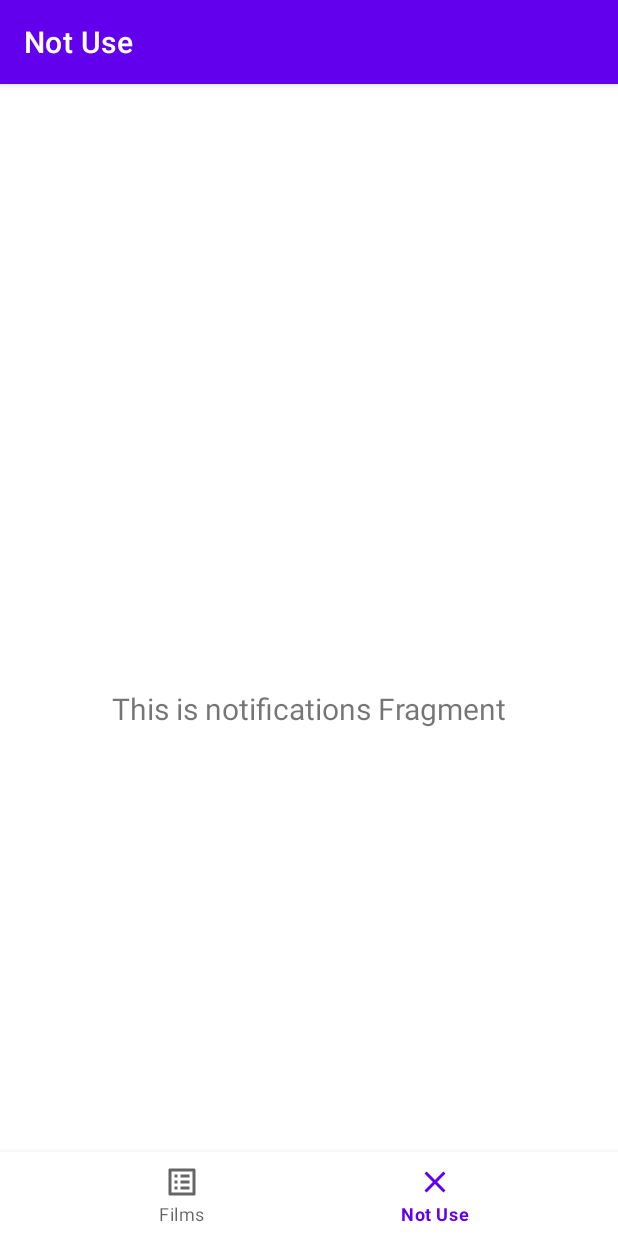
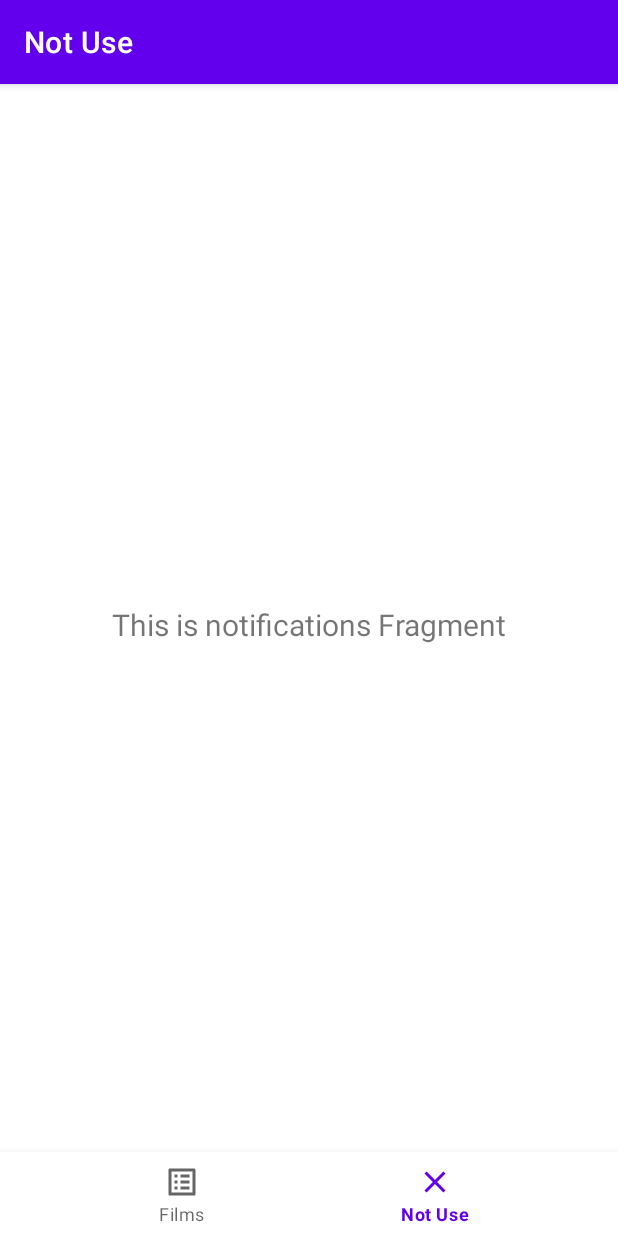
Before and after one commit to serbinav/gb_android_interview_film_viewer, an Android app: the screen it shows after launch (MainActivity), item 2 of the bottom bar chosen, on a phone screen of 412 x 824 dp. Run offline under Robolectric (Android 15) with nearby library versions, the phone set to English and light mode, and no system bars; our stand-ins replace navigation-ui; 2 statements that could not run were skipped.

```diff
--- a/app/src/main/res/layout/activity_main.xml
+++ b/app/src/main/res/layout/activity_main.xml
@@ -3,8 +3,19 @@
     xmlns:app="http://schemas.android.com/apk/res-auto"
     android:id="@+id/container"
     android:layout_width="match_parent"
-    android:layout_height="match_parent"
-    android:paddingTop="?attr/actionBarSize">
+    android:layout_height="match_parent">
+
+    <fragment
+        android:id="@+id/nav_host_fragment_activity_main"
+        android:name="androidx.navigation.fragment.NavHostFragment"
+        android:layout_width="match_parent"
+        android:layout_height="0dp"
+        app:defaultNavHost="true"
+        app:layout_constraintBottom_toTopOf="@id/nav_view"
+        app:layout_constraintLeft_toLeftOf="parent"
+        app:layout_constraintRight_toRightOf="parent"
+        app:layout_constraintTop_toTopOf="parent"
+        app:navGraph="@navigation/mobile_navigation" />
 
     <com.google.android.material.bottomnavigation.BottomNavigationView
         android:id="@+id/nav_view"
@@ -16,18 +27,7 @@
         app:layout_constraintBottom_toBottomOf="parent"
         app:layout_constraintLeft_toLeftOf="parent"
         app:layout_constraintRight_toRightOf="parent"
+        app:layout_constraintTop_toBottomOf="@+id/nav_host_fragment_activity_main"
         app:menu="@menu/bottom_nav_menu" />
 
-    <fragment
-        android:id="@+id/nav_host_fragment_activity_main"
-        android:name="androidx.navigation.fragment.NavHostFragment"
-        android:layout_width="match_parent"
-        android:layout_height="match_parent"
-        app:defaultNavHost="true"
-        app:layout_constraintBottom_toTopOf="@id/nav_view"
-        app:layout_constraintLeft_toLeftOf="parent"
-        app:layout_constraintRight_toRightOf="parent"
-        app:layout_constraintTop_toTopOf="parent"
-        app:navGraph="@navigation/mobile_navigation" />
-
 </androidx.constraintlayout.widget.ConstraintLayout>
```
Also changed, not shown: app/src/main/res/layout/fragment_films.xml (+9 -9 lines), app/src/main/res/layout/item_movies.xml (added, +35 -0 lines), app/src/main/res/drawable/no_img_200_200.jpg (added).
